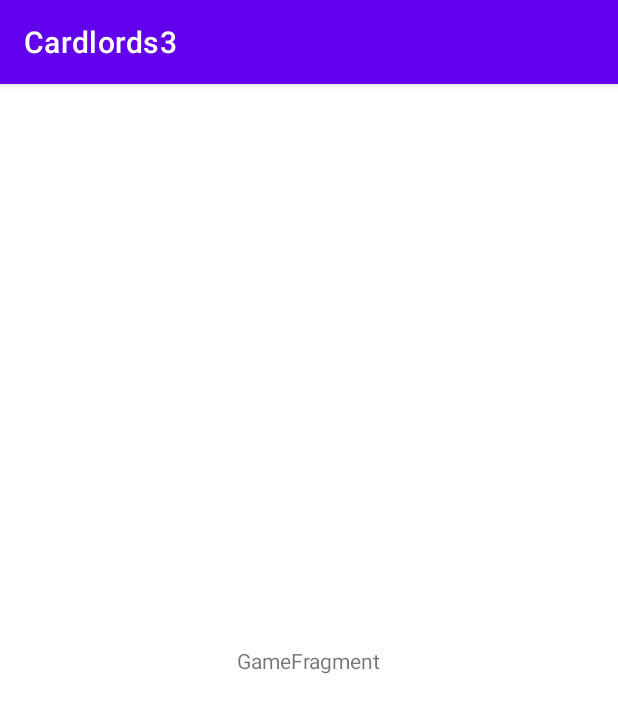
After one commit to mrtaka/CSCI3310_Cardlords3, an Android app: the GameActivity screen opened directly, with no data from a screen before it, on a phone screen of 412 x 824 dp. The commit adds this screen. Shown: the top 713 px of the screen. Run offline under Robolectric (Android 15) with nearby library versions, the phone set to English and light mode, and no system bars.

Commit message:
GameActivity

```diff
--- /dev/null
+++ b/app/src/main/java/com/example/cardlords3/ui/login/GameActivity.java
@@ -0,0 +1,22 @@
+package com.example.cardlords3.ui.login;
+
+import android.os.Bundle;
+
+import androidx.appcompat.app.AppCompatActivity;
+
+import com.example.cardlords3.R;
+import com.example.cardlords3.ui.login.ui.main.GameFragment;
+
+public class GameActivity extends AppCompatActivity {
+
+    @Override
+    protected void onCreate(Bundle savedInstanceState) {
+        super.onCreate(savedInstanceState);
+        setContentView(R.layout.activity_game);
+        if (savedInstanceState == null) {
+            getSupportFragmentManager().beginTransaction()
+                    .replace(R.id.container, GameFragment.newInstance())
+                    .commitNow();
+        }
+    }
+}
--- /dev/null
+++ b/app/src/main/java/com/example/cardlords3/ui/login/ui/main/GameFragment.java
@@ -0,0 +1,37 @@
+package com.example.cardlords3.ui.login.ui.main;
+
+import android.os.Bundle;
+import android.view.LayoutInflater;
+import android.view.View;
+import android.view.ViewGroup;
+
+import androidx.annotation.NonNull;
+import androidx.annotation.Nullable;
+import androidx.fragment.app.Fragment;
+import androidx.lifecycle.ViewModelProvider;
+
+import com.example.cardlords3.R;
+
+public class GameFragment extends Fragment {
+
+    private GameViewModel mViewModel;
+
+    public static GameFragment newInstance() {
+        return new GameFragment();
+    }
+
+    @Override
+    public void onCreate(@Nullable Bundle savedInstanceState) {
+        super.onCreate(savedInstanceState);
+        mViewModel = new ViewModelProvider(this).get(GameViewModel.class);
+        // TODO: Use the ViewModel
+    }
+
+    @Nullable
+    @Override
+    public View onCreateView(@NonNull LayoutInflater inflater, @Nullable ViewGroup container,
+                             @Nullable Bundle savedInstanceState) {
+        return inflater.inflate(R.layout.fragment_main, container, false);
+    }
+
+}
--- /dev/null
+++ b/app/src/main/java/com/example/cardlords3/ui/login/ui/main/GameViewModel.java
@@ -0,0 +1,7 @@
+package com.example.cardlords3.ui.login.ui.main;
+
+import androidx.lifecycle.ViewModel;
+
+public class GameViewModel extends ViewModel {
+    // TODO: Implement the ViewModel
+}
--- /dev/null
+++ b/app/src/main/res/layout/activity_game.xml
@@ -0,0 +1,7 @@
+<?xml version="1.0" encoding="utf-8"?>
+<FrameLayout xmlns:android="http://schemas.android.com/apk/res/android"
+    xmlns:tools="http://schemas.android.com/tools"
+    android:id="@+id/container"
+    android:layout_width="match_parent"
+    android:layout_height="match_parent"
+    tools:context=".GameActivity" />
--- /dev/null
+++ b/app/src/main/res/layout/fragment_main.xml
@@ -0,0 +1,20 @@
+<?xml version="1.0" encoding="utf-8"?>
+<androidx.constraintlayout.widget.ConstraintLayout xmlns:android="http://schemas.android.com/apk/res/android"
+    xmlns:app="http://schemas.android.com/apk/res-auto"
+    xmlns:tools="http://schemas.android.com/tools"
+    android:id="@+id/game"
+    android:layout_width="match_parent"
+    android:layout_height="match_parent"
+    tools:context=".ui.main.GameFragment">
+
+    <TextView
+        android:id="@+id/message"
+        android:layout_width="wrap_content"
+        android:layout_height="wrap_content"
+        android:text="GameFragment"
+        app:layout_constraintBottom_toBottomOf="parent"
+        app:layout_constraintEnd_toEndOf="parent"
+        app:layout_constraintStart_toStartOf="parent"
+        app:layout_constraintTop_toTopOf="parent" />
+
+</androidx.constraintlayout.widget.ConstraintLayout>
--- a/app/src/main/res/values/strings.xml
+++ b/app/src/main/res/values/strings.xml
@@ -9,4 +9,5 @@
     <string name="invalid_username">Not a valid username</string>
     <string name="invalid_password">Password must be >5 characters</string>
     <string name="login_failed">"Login failed"</string>
+    <string name="temp_play">Temporary Play Button</string>
 </resources>
```
Also changed, not shown: app/src/main/AndroidManifest.xml (+7 -0 lines), app/src/main/java/com/example/cardlords3/ui/login/LoginActivity.java (+23 -11 lines), app/src/main/res/layout/activity_login.xml (+16 -0 lines).
